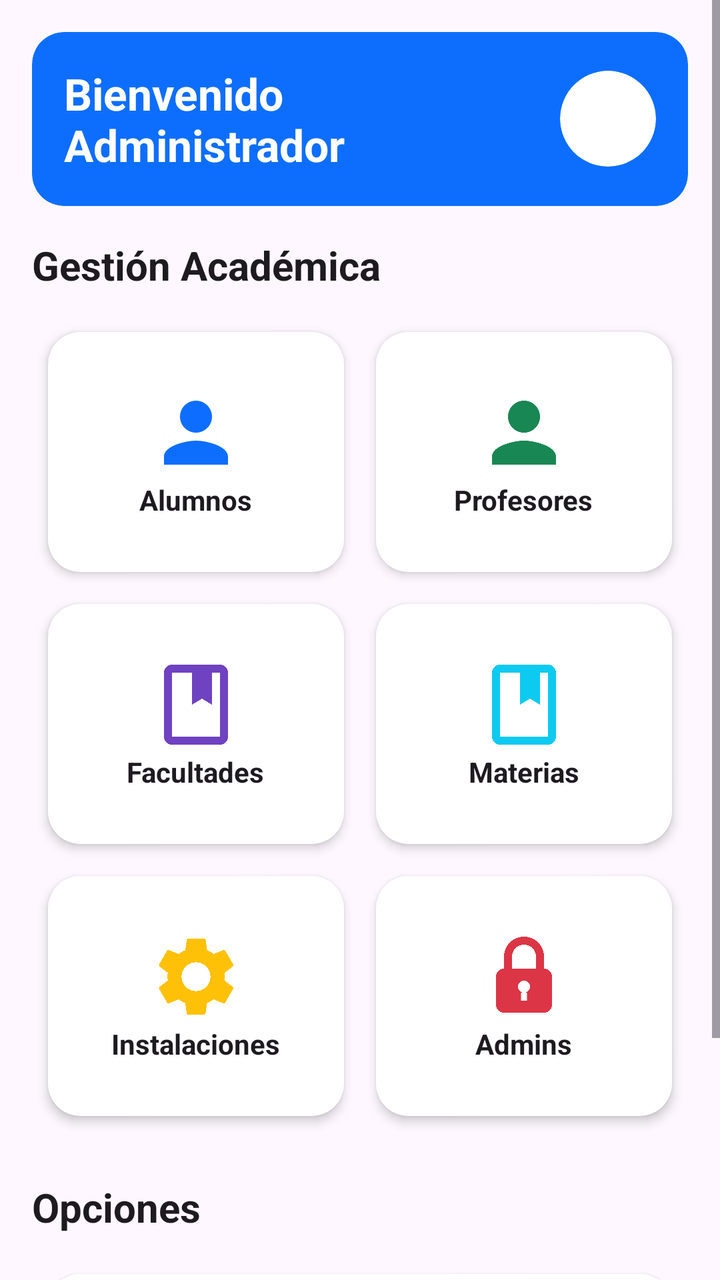
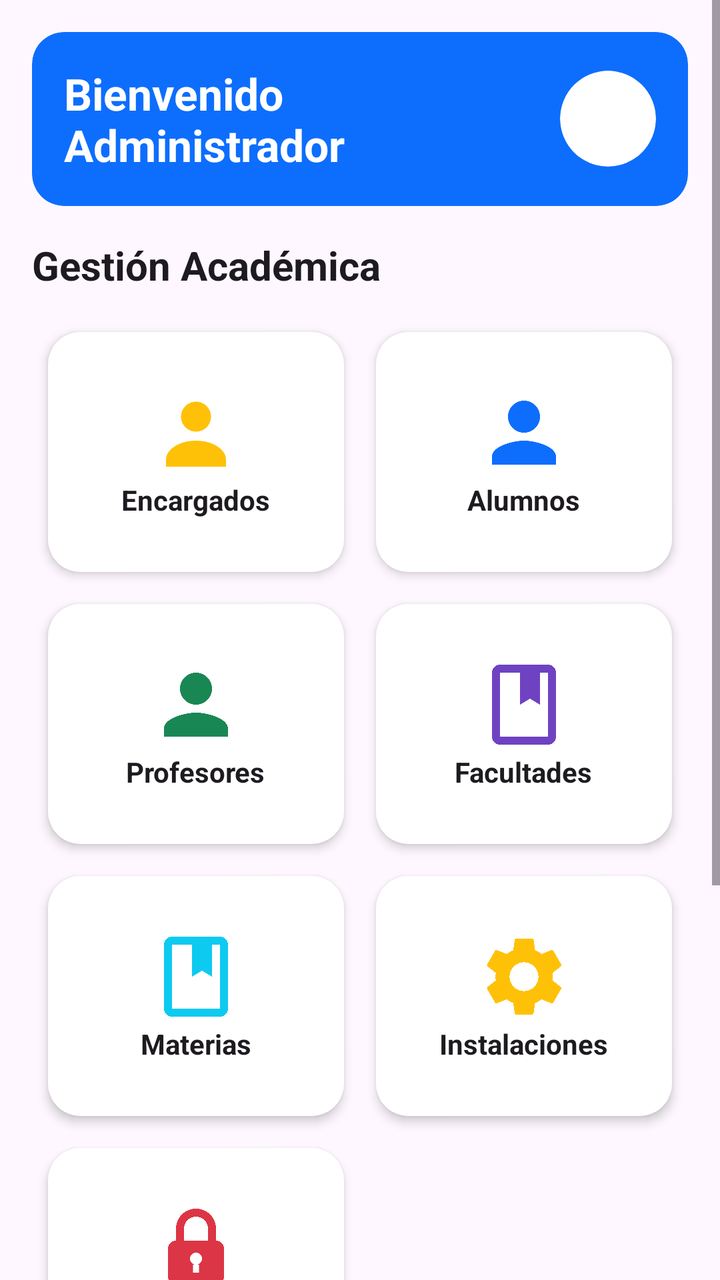

Two renders of the same Android screen: before a commit and after it. Below are the layout's source before the change and the commit's diff.
<!-- AndroidManifest.xml: application theme Theme.MyApplication -->
<!-- res/layout/fragment_admin_home.xml -->
<?xml version="1.0" encoding="utf-8"?>
<ScrollView xmlns:android="http://schemas.android.com/apk/res/android"
    xmlns:app="http://schemas.android.com/apk/res-auto"
    android:layout_width="match_parent"
    android:layout_height="match_parent"
    android:background="?android:attr/colorBackground">

    <LinearLayout
        android:layout_width="match_parent"
        android:layout_height="wrap_content"
        android:orientation="vertical"
        android:padding="16dp">

        <com.google.android.material.card.MaterialCardView
            android:layout_width="match_parent"
            android:layout_height="wrap_content"
            android:layout_marginBottom="16dp"
            app:cardCornerRadius="16dp"
            app:strokeWidth="0dp"
            app:cardElevation="0dp"
            app:cardBackgroundColor="?attr/colorPrimary">
            <RelativeLayout
                android:layout_width="match_parent"
                android:layout_height="wrap_content"
                android:padding="16dp">

                <TextView
                    android:id="@+id/tvAdminName"
                    android:layout_width="wrap_content"
                    android:layout_height="wrap_content"
                    android:layout_alignParentStart="true"
                    android:layout_toStartOf="@id/btnGoToProfileAdmin"
                    android:layout_centerVertical="true"
                    android:text="Bienvenido Administrador"
                    android:textColor="?attr/colorOnPrimary"
                    android:textSize="22sp"
                    android:textStyle="bold" />

                <androidx.cardview.widget.CardView
                    android:id="@+id/btnGoToProfileAdmin"
                    android:layout_width="48dp"
                    android:layout_height="48dp"
                    app:cardCornerRadius="24dp"
                    app:cardElevation="0dp"
                    app:cardBackgroundColor="?attr/colorOnPrimary"
                    android:layout_alignParentEnd="true"
                    android:layout_centerVertical="true"
                    android:clickable="true"
                    android:focusable="true"
                    android:foreground="?android:attr/selectableItemBackground">
                    <ImageView
                        android:id="@+id/ivProfileImageAdmin"
                        android:layout_width="match_parent"
                        android:layout_height="match_parent"
                        android:src="@drawable/ic_person_badge"
                        android:scaleType="centerCrop"
                        android:padding="0dp"
                        android:contentDescription="Perfil"/>
                </androidx.cardview.widget.CardView>

            </RelativeLayout>
        </com.google.android.material.card.MaterialCardView>

        <TextView
            android:layout_width="wrap_content"
            android:layout_height="wrap_content"
            android:text="Gestión Académica"
            android:textSize="20sp"
            android:textStyle="bold"
            android:textColor="?android:attr/textColorPrimary"
            android:layout_marginBottom="12dp"/>

        <GridLayout
            android:layout_width="match_parent"
            android:layout_height="wrap_content"
            android:columnCount="2">

            
            <androidx.cardview.widget.CardView
                android:id="@+id/cardStudents"
                style="@style/Widget.Bootstrap.Card"
                android:layout_width="0dp"
                android:layout_height="120dp"
                android:layout_columnWeight="1"
                android:clickable="true"
                android:focusable="true"
                android:foreground="?attr/selectableItemBackground">
                <LinearLayout
                    android:layout_width="match_parent"
                    android:layout_height="match_parent"
                    android:gravity="center"
                    android:orientation="vertical">
                    <ImageView
                        android:layout_width="48dp"
                        android:layout_height="48dp"
                        android:src="@drawable/ic_person"
                        app:tint="@color/accent_blue"/>
                    <TextView
                        android:layout_width="wrap_content"
                        android:layout_height="wrap_content"
                        android:text="Alumnos"
                        android:textStyle="bold"
                        android:textColor="?android:attr/textColorPrimary"/>
                </LinearLayout>
            </androidx.cardview.widget.CardView>

            
            <androidx.cardview.widget.CardView
                android:id="@+id/cardProfessors"
                style="@style/Widget.Bootstrap.Card"
                android:layout_width="0dp"
                android:layout_height="120dp"
                android:layout_columnWeight="1"
                android:clickable="true"
                android:focusable="true"
                android:foreground="?attr/selectableItemBackground">
                <LinearLayout
                    android:layout_width="match_parent"
                    android:layout_height="match_parent"
                    android:gravity="center"
                    android:orientation="vertical">
                    <ImageView
                        android:layout_width="48dp"
                        android:layout_height="48dp"
                        android:src="@drawable/ic_person"
                        app:tint="@color/bs_success"/>
                    <TextView
                        android:layout_width="wrap_content"
                        android:layout_height="wrap_content"
                        android:text="Profesores"
                        android:textStyle="bold"
                        android:textColor="?android:attr/textColorPrimary"/>
                </LinearLayout>
            </androidx.cardview.widget.CardView>

            
            <androidx.cardview.widget.CardView
                android:id="@+id/cardFaculties"
                style="@style/Widget.Bootstrap.Card"
                android:layout_width="0dp"
                android:layout_height="120dp"
                android:layout_columnWeight="1"
                android:clickable="true"
                android:focusable="true"
                android:foreground="?attr/selectableItemBackground">
                <LinearLayout
                    android:layout_width="match_parent"
                    android:layout_height="match_parent"
                    android:gravity="center"
                    android:orientation="vertical">
                    <ImageView
                        android:layout_width="48dp"
                        android:layout_height="48dp"
                        android:src="@drawable/ic_book"
                        app:tint="@color/accent_purple"/>
                    <TextView
                        android:layout_width="wrap_content"
                        android:layout_height="wrap_content"
                        android:text="Facultades"
                        android:textStyle="bold"
                        android:textColor="?android:attr/textColorPrimary"/>
                </LinearLayout>
            </androidx.cardview.widget.CardView>

            
            <androidx.cardview.widget.CardView
                android:id="@+id/cardSubjects"
                style="@style/Widget.Bootstrap.Card"
                android:layout_width="0dp"
                android:layout_height="120dp"
                android:layout_columnWeight="1"
                android:clickable="true"
                android:focusable="true"
                android:foreground="?attr/selectableItemBackground">
                <LinearLayout
                    android:layout_width="match_parent"
                    android:layout_height="match_parent"
                    android:gravity="center"
                    android:orientation="vertical">
                    <ImageView
                        android:layout_width="48dp"
                        android:layout_height="48dp"
                        android:src="@drawable/ic_book"
                        app:tint="@color/accent_cyan"/>
                    <TextView
                        android:layout_width="wrap_content"
                        android:layout_height="wrap_content"
                        android:text="Materias"
                        android:textStyle="bold"
                        android:textColor="?android:attr/textColorPrimary"/>
                </LinearLayout>
            </androidx.cardview.widget.CardView>

            
            <androidx.cardview.widget.CardView
                android:id="@+id/cardFacilities"
                style="@style/Widget.Bootstrap.Card"
                android:layout_width="0dp"
                android:layout_height="120dp"
                android:layout_columnWeight="1"
                android:clickable="true"
                android:focusable="true"
                android:foreground="?attr/selectableItemBackground">
                <LinearLayout
                    android:layout_width="match_parent"
                    android:layout_height="match_parent"
                    android:gravity="center"
                    android:orientation="vertical">
                    <ImageView
                        android:layout_width="48dp"
                        android:layout_height="48dp"
                        android:src="@drawable/ic_settings"
                        app:tint="@color/accent_yellow"/>
                    <TextView
                        android:layout_width="wrap_content"
                        android:layout_height="wrap_content"
                        android:text="Instalaciones"
                        android:textStyle="bold"
                        android:textColor="?android:attr/textColorPrimary"/>
                </LinearLayout>
            </androidx.cardview.widget.CardView>

            
            <androidx.cardview.widget.CardView
                android:id="@+id/cardAdmins"
                style="@style/Widget.Bootstrap.Card"
                android:layout_width="0dp"
                android:layout_height="120dp"
                android:layout_columnWeight="1"
                android:clickable="true"
                android:focusable="true"
                android:foreground="?attr/selectableItemBackground">
                <LinearLayout
                    android:layout_width="match_parent"
                    android:layout_height="match_parent"
                    android:gravity="center"
                    android:orientation="vertical">
                    <ImageView
                        android:layout_width="48dp"
                        android:layout_height="48dp"
                        android:src="@drawable/ic_lock"
                        app:tint="@color/bs_danger"/>
                    <TextView
                        android:layout_width="wrap_content"
                        android:layout_height="wrap_content"
                        android:text="Admins"
                        android:textStyle="bold"
                        android:textColor="?android:attr/textColorPrimary"/>
                </LinearLayout>
            </androidx.cardview.widget.CardView>

        </GridLayout>

        <TextView
            android:layout_width="wrap_content"
            android:layout_height="wrap_content"
            android:text="Opciones"
            android:textSize="20sp"
            android:textStyle="bold"
            android:textColor="?android:attr/textColorPrimary"
            android:layout_marginTop="24dp"
            android:layout_marginBottom="12dp"/>

        <androidx.cardview.widget.CardView
            android:id="@+id/cardSettings"
            style="@style/Widget.Bootstrap.Card"
            android:layout_width="match_parent"
            android:layout_height="wrap_content"
            android:clickable="true"
            android:focusable="true"
            android:foreground="?attr/selectableItemBackground">
            <RelativeLayout
                android:layout_width="match_parent"
                android:layout_height="wrap_content"
                android:padding="16dp">
                <ImageView
                    android:id="@+id/iconSettings"
                    android:layout_width="24dp"
                    android:layout_height="24dp"
                    android:src="@drawable/ic_settings"
                    app:tint="@color/bs_secondary"/>
                <TextView
                    android:layout_width="wrap_content"
                    android:layout_height="wrap_content"
                    android:layout_toEndOf="@id/iconSettings"
                    android:layout_marginStart="16dp"
                    android:text="Ajustes"
                    android:textSize="16sp"
                    android:textColor="?android:attr/textColorPrimary"/>
            </RelativeLayout>
        </androidx.cardview.widget.CardView>

        <androidx.cardview.widget.CardView
            android:id="@+id/cardLogout"
            style="@style/Widget.Bootstrap.Card"
            android:layout_width="match_parent"
            android:layout_height="wrap_content"
            android:clickable="true"
            android:focusable="true"
            android:foreground="?attr/selectableItemBackground">
            <RelativeLayout
                android:layout_width="match_parent"
                android:layout_height="wrap_content"
                android:padding="16dp">
                <ImageView
                    android:id="@+id/iconLogout"
                    android:layout_width="24dp"
                    android:layout_height="24dp"
                    android:src="@drawable/ic_login"
                    app:tint="@color/bs_danger"/>
                <TextView
                    android:layout_width="wrap_content"
                    android:layout_height="wrap_content"
                    android:layout_toEndOf="@id/iconLogout"
                    android:layout_marginStart="16dp"
                    android:text="Cerrar Sesión"
                    android:textColor="@color/bs_danger"
                    android:textSize="16sp"/>
            </RelativeLayout>
        </androidx.cardview.widget.CardView>

    </LinearLayout>
</ScrollView>
<!-- resources referenced by this layout -->
<resources>
  <color name="accent_blue">#0d6efd</color>
  <color name="accent_cyan">#0dcaf0</color>
  <color name="accent_purple">#6f42c1</color>
  <color name="accent_yellow">#ffc107</color>
  <color name="bs_danger">#dc3545</color>
  <color name="bs_secondary">#6c757d</color>
  <color name="bs_success">#198754</color>
  <!-- drawable ic_book (drawable) -->
  <vector xmlns:android="http://schemas.android.com/apk/res/android"
      android:width="24dp"
      android:height="24dp"
      android:viewportWidth="24"
      android:viewportHeight="24">
      <path
          android:fillColor="#FFFFFF"
          android:pathData="M18,2H6C4.9,2 4,2.9 4,4v16c0,1.1 0.9,2 2,2h12c1.1,0 2,-0.9 2,-2V4C20,2.9 19.1,2 18,2zM18,20H6V4h5v8l2.5,-1.5L16,12V4h2V20z" />
  </vector>
  <!-- drawable ic_lock (drawable) -->
  <vector xmlns:android="http://schemas.android.com/apk/res/android"
      android:width="24dp"
      android:height="24dp"
      android:viewportWidth="24"
      android:viewportHeight="24">
  
      
      <path
          android:fillColor="#6c757d"
          android:pathData="M7,10V7a5,5 0 0 1 10,0v3h-2V7a3,3 0 0 0 -6,0v3z" />
  
      
      <path
          android:fillColor="#6c757d"
          android:fillType="evenOdd"
          android:pathData="M7,10h10a2,2 0 0 1 2,2v7a2,2 0 0 1 -2,2H7a2,2 0 0 1 -2,-2v-7a2,2 0 0 1 2,-2z
                            M12,13a1.5,1.5 0 1 0 0,3a1.5,1.5 0 1 0 0,-3z
                            M11.25,16h1.5v2h-1.5z" />
  </vector>
  <!-- drawable ic_login (drawable) -->
  <vector xmlns:android="http://schemas.android.com/apk/res/android"
      android:width="24dp"
      android:height="24dp"
      android:viewportWidth="24"
      android:viewportHeight="24">
  
      
      <path
          android:fillColor="#FFFFFF"
          android:pathData="M12,3h6a3,3 0 0 1 3,3v12a3,3 0 0 1 -3,3h-6v-2h6a1,1 0 0 0 1,-1V6a1,1 0 0 0 -1,-1h-6z
                            M4,11h7.17l-2.3,-2.3a1,1 0 0 1 1.42,-1.41l4,4a1,1 0 0 1 0,1.42l-4,4a1,1 0 0 1 -1.42,-1.42L11.17,13H4a1,1 0 0 1 0,-2z" />
  </vector>
  <!-- drawable ic_person (drawable) -->
  <vector xmlns:android="http://schemas.android.com/apk/res/android"
      android:width="24dp"
      android:height="24dp"
      android:viewportWidth="24"
      android:viewportHeight="24">
      <path
          android:fillColor="#6c757d"
          android:pathData="M12,12c2.21,0 4,-1.79 4,-4s-1.79,-4 -4,-4 -4,1.79 -4,4 1.79,4 4,4zM12,14c-2.67,0 -8,1.34 -8,4v2h16v-2c0,-2.66 -5.33,-4 -8,-4z" />
  </vector>
  <!-- drawable ic_person_badge (drawable) -->
  <vector xmlns:android="http://schemas.android.com/apk/res/android"
      android:width="24dp"
      android:height="24dp"
      android:viewportWidth="24"
      android:viewportHeight="24">
  
      
      <path
          android:fillColor="#FFFFFF"
          android:pathData="M12,4.25A3.75,3.75 0,1 0,12,11.75A3.75,3.75 0,1 0,12,4.25z"/>
  
      
      <path
          android:fillColor="#FFFFFF"
          android:pathData="M12,14C7.9,14 4.5,16.1 4.5,18.8V20.5H19.5V18.8C19.5,16.1 16.1,14 12,14z"/>
  </vector>
  <style name="Widget.Bootstrap.Card" parent="Widget.Material3.CardView.Outlined">
          <item name="cardBackgroundColor">?attr/colorSurface</item>
          <item name="cardCornerRadius">16dp</item>
          <item name="cardElevation">3dp</item>
          <item name="strokeColor">?attr/colorPrimary</item>
          <item name="strokeWidth">2dp</item>
          <item name="android:layout_margin">8dp</item>
      </style>
  <style name="Theme.MyApplication" parent="Base.Theme.MyApplication" />
  <color name="white">#FFFFFFFF</color>
  <color name="bs_dark">#212529</color>
  <color name="bs_light">#f8f9fa</color>
  <color name="surface_light">#FFFFFF</color>
  <style name="Theme.MyApplication.Dialog" parent="ThemeOverlay.Material3.MaterialAlertDialog">
          <item name="shapeAppearanceOverlay">@style/ShapeAppearance.MyApplication.Dialog</item>
      </style>
  <style name="ShapeAppearance.MyApplication.Dialog" parent="ShapeAppearance.Material3.LargeComponent">
          <item name="cornerSize">20dp</item>
      </style>
  <!-- unchanged entries left out for length: 2 -->
</resources>

<!-- the commit's change to res/layout/fragment_admin_home.xml (unified diff, before → after) -->
@@ -74,6 +74,35 @@
             android:layout_width="match_parent"
             android:layout_height="wrap_content"
             android:columnCount="2">
+
+            
+            <androidx.cardview.widget.CardView
+                android:id="@+id/cardEncargados"
+                style="@style/Widget.Bootstrap.Card"
+                android:layout_width="0dp"
+                android:layout_height="120dp"
+                android:layout_columnWeight="1"
+                android:clickable="true"
+                android:focusable="true"
+                android:foreground="?attr/selectableItemBackground">
+                <LinearLayout
+                    android:layout_width="match_parent"
+                    android:layout_height="match_parent"
+                    android:gravity="center"
+                    android:orientation="vertical">
+                    <ImageView
+                        android:layout_width="48dp"
+                        android:layout_height="48dp"
+                        android:src="@drawable/ic_person_badge"
+                        app:tint="@color/bs_warning"/>
+                    <TextView
+                        android:layout_width="wrap_content"
+                        android:layout_height="wrap_content"
+                        android:text="Encargados"
+                        android:textStyle="bold"
+                        android:textColor="?android:attr/textColorPrimary"/>
+                </LinearLayout>
+            </androidx.cardview.widget.CardView>
 
             
             <androidx.cardview.widget.CardView
<!-- resource entries referenced after the edit -->
@@ -7,6 +7,7 @@
   <color name="bs_danger">#dc3545</color>
   <color name="bs_secondary">#6c757d</color>
   <color name="bs_success">#198754</color>
+  <color name="bs_warning">#ffc107</color>
   <!-- drawable ic_book (drawable) -->
   <vector xmlns:android="http://schemas.android.com/apk/res/android"
       android:width="24dp"
